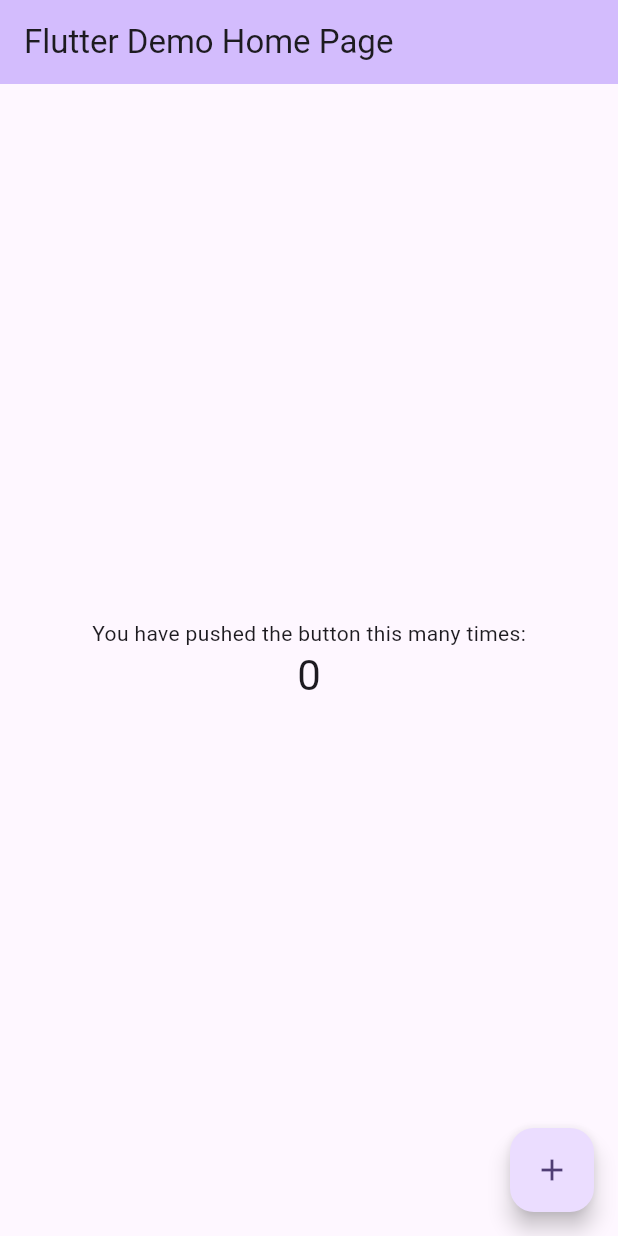
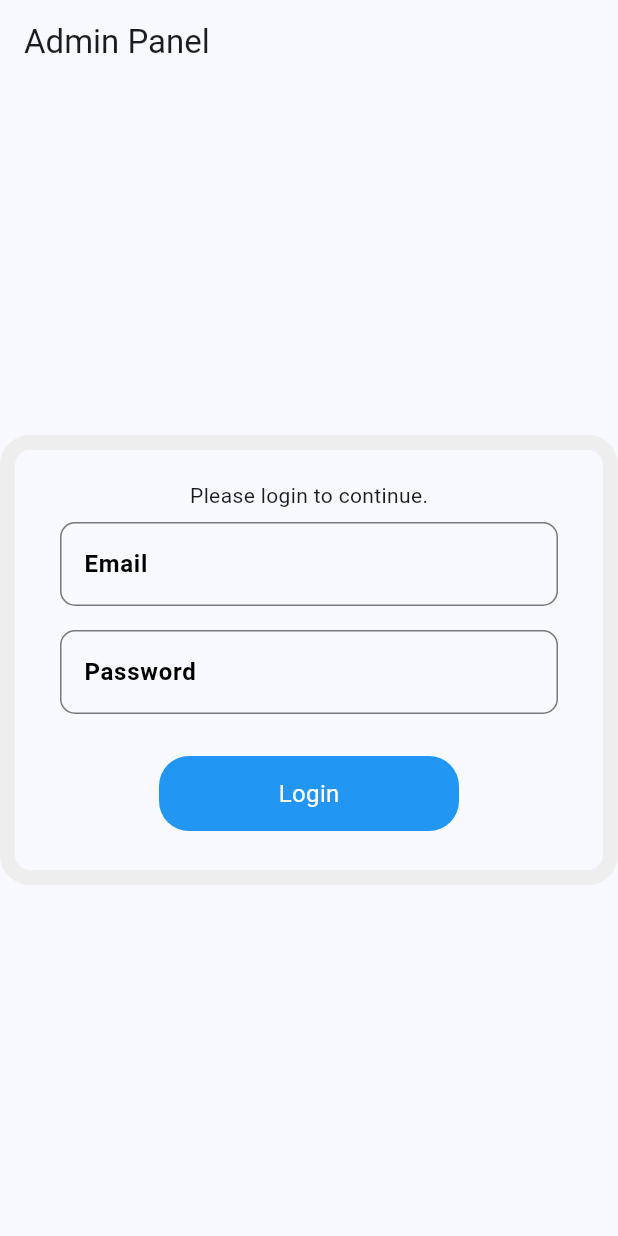
Before and after one commit to LukaszRabeSoftPL/more_moda_admin, a Flutter app: the screen it shows after launch, on a phone screen of 412 x 824 dp. Run offline on Flutter 3.47's test engine with Material 3 defaults, Android fonts, the phone set to English and light mode, and no system bars; our stand-ins replace supabase_flutter; accounts and stored records are empty.

Commit message:
nexdt commit

```diff
--- a/lib/main.dart
+++ b/lib/main.dart
@@ -1,8 +1,25 @@
+import 'package:architect_schwarz_admin/pages/article_page.dart';
+import 'package:architect_schwarz_admin/pages/categories_page.dart';
+import 'package:architect_schwarz_admin/pages/companies_page.dart';
+import 'package:architect_schwarz_admin/pages/home_page.dart';
+import 'package:architect_schwarz_admin/pages/login_page.dart';
+import 'package:architect_schwarz_admin/pages/splash_page.dart';
 import 'package:flutter/material.dart';
+import 'package:supabase_flutter/supabase_flutter.dart';
 
-void main() {
+void main() async {
+  WidgetsFlutterBinding.ensureInitialized();
+
+  await Supabase.initialize(
+    url: 'https://ladfkgbzsfmzverxacdn.supabase.co',
+    anonKey:
+        'eyJhbGciOiJIUzI1NiIsInR5cCI6IkpXVCJ9.eyJpc3MiOiJzdXBhYmFzZSIsInJlZiI6ImxhZGZrZ2J6c2ZtenZlcnhhY2RuIiwicm9sZSI6ImFub24iLCJpYXQiOjE3MTA3ODM3NDMsImV4cCI6MjAyNjM1OTc0M30.j3f6_FfgmDOnKvVR8UMOOnY0pqNHNNzMMwT2FKMGxGE',
+    debug: true,
+  );
   runApp(const MyApp());
 }
+
+final supabase = Supabase.instance.client;
 
 class MyApp extends StatelessWidget {
   const MyApp({super.key});
@@ -11,115 +28,19 @@
   @override
   Widget build(BuildContext context) {
     return MaterialApp(
-      title: 'Flutter Demo',
-      theme: ThemeData(
-        // This is the theme of your application.
-        //
-        // TRY THIS: Try running your application with "flutter run". You'll see
-        // the application has a purple toolbar. Then, without quitting the app,
-        // try changing the seedColor in the colorScheme below to Colors.green
-        // and then invoke "hot reload" (save your changes or press the "hot
-        // reload" button in a Flutter-supported IDE, or press "r" if you used
-        // the command line to start the app).
-        //
-        // Notice that the counter didn't reset back to zero; the application
-        // state is not lost during the reload. To reset the state, use hot
-        // restart instead.
-        //
-        // This works for code too, not just values: Most code changes can be
-        // tested with just a hot reload.
-        colorScheme: ColorScheme.fromSeed(seedColor: Colors.deepPurple),
-        useMaterial3: true,
-      ),
-      home: const MyHomePage(title: 'Flutter Demo Home Page'),
-    );
+        title: 'Architect Schwarz admin panel',
+        theme: ThemeData(
+          colorScheme: ColorScheme.fromSeed(seedColor: Colors.blue),
+          useMaterial3: true,
+        ),
+        initialRoute: '/',
+        routes: {
+          '/': (context) => SplashPage(),
+          '/loginPage': (context) => const LoginPage(),
+          '/homePage': (context) => const HomePage(),
+          '/categoriesPage': (context) => const CategoriesPage(),
+          '/companiesPage': (context) => const CompaniesPage(),
+          '/articlesPage': (context) => const ArticlesPage(),
+        });
   }
 }
-
-class MyHomePage extends StatefulWidget {
-  const MyHomePage({super.key, required this.title});
-
-  // This widget is the home page of your application. It is stateful, meaning
-  // that it has a State object (defined below) that contains fields that affect
-  // how it looks.
-
-  // This class is the configuration for the state. It holds the values (in this
-  // case the title) provided by the parent (in this case the App widget) and
-  // used by the build method of the State. Fields in a Widget subclass are
-  // always marked "final".
-
-  final String title;
-
-  @override
-  State<MyHomePage> createState() => _MyHomePageState();
-}
-
-class _MyHomePageState extends State<MyHomePage> {
-  int _counter = 0;
-
-  void _incrementCounter() {
-    setState(() {
-      // This call to setState tells the Flutter framework that something has
-      // changed in this State, which causes it to rerun the build method below
-      // so that the display can reflect the updated values. If we changed
-      // _counter without calling setState(), then the build method would not be
-      // called again, and so nothing would appear to happen.
-      _counter++;
-    });
-  }
-
-  @override
-  Widget build(BuildContext context) {
-    // This method is rerun every time setState is called, for instance as done
-    // by the _incrementCounter method above.
-    //
-    // The Flutter framework has been optimized to make rerunning build methods
-    // fast, so that you can just rebuild anything that needs updating rather
-    // than having to individually change instances of widgets.
-    return Scaffold(
-      appBar: AppBar(
-        // TRY THIS: Try changing the color here to a specific color (to
-        // Colors.amber, perhaps?) and trigger a hot reload to see the AppBar
-        // change color while the other colors stay the same.
-        backgroundColor: Theme.of(context).colorScheme.inversePrimary,
-        // Here we take the value from the MyHomePage object that was created by
-        // the App.build method, and use it to set our appbar title.
-        title: Text(widget.title),
-      ),
-      body: Center(
-        // Center is a layout widget. It takes a single child and positions it
-        // in the middle of the parent.
-        child: Column(
-          // Column is also a layout widget. It takes a list of children and
-          // arranges them vertically. By default, it sizes itself to fit its
-          // children horizontally, and tries to be as tall as its parent.
-          //
-          // Column has various properties to control how it sizes itself and
-          // how it positions its children. Here we use mainAxisAlignment to
-          // center the children vertically; the main axis here is the vertical
-          // axis because Columns are vertical (the cross axis would be
-          // horizontal).
-          //
-          // TRY THIS: Invoke "debug painting" (choose the "Toggle Debug Paint"
-          // action in the IDE, or press "p" in the console), to see the
-          // wireframe for each widget.
-          mainAxisAlignment: MainAxisAlignment.center,
-          children: <Widget>[
-            const Text(
-              'You have pushed the button this many times:',
-            ),
-            Text(
-              '$_counter',
-              style: Theme.of(context).textTheme.headlineMedium,
-            ),
-          ],
-        ),
-      ),
-      floatingActionButton: FloatingActionButton(
-        onPressed: _incrementCounter,
-        tooltip: 'Increment',
-        child: const Icon(Icons.add),
-      ), // This trailing comma makes auto-formatting nicer for build methods.
-    );
-  }
-}
--- /dev/null
+++ b/lib/pages/login_page.dart
@@ -0,0 +1,157 @@
+import 'package:architect_schwarz_admin/main.dart';
+import 'package:architect_schwarz_admin/widgets/main_button.dart';
+import 'package:flutter/material.dart';
+
+import 'package:supabase_flutter/supabase_flutter.dart';
+
+class LoginPage extends StatefulWidget {
+  const LoginPage({super.key});
+
+  @override
+  State<LoginPage> createState() => _LoginPageState();
+}
+
+class _LoginPageState extends State<LoginPage> {
+  final _eamilController = TextEditingController();
+  final _passwordController = TextEditingController();
+
+  @override
+  void initState() {
+    // TODO: implement initState
+    super.initState();
+  }
+
+  @override
+  void dispose() {
+    _eamilController.dispose();
+    _passwordController.dispose();
+    // TODO: implement dispose
+    super.dispose();
+  }
+
+  Future<void> _redirect() async {
+    await Future.delayed(const Duration(seconds: 2));
+    final session = supabase.auth.currentUser;
+    if (!mounted) return;
+    if (session != null) {
+      Navigator.of(context).pushReplacementNamed('/homePage');
+    } else {
+      Navigator.of(context).pushReplacementNamed('/loginPage');
+    }
+  }
+
+  @override
+  Widget build(BuildContext context) {
+    return Scaffold(
+      appBar: AppBar(
+        title: const Text('Admin Panel'),
+      ),
+      body: Center(
+        child: Column(
+          mainAxisAlignment: MainAxisAlignment.center,
+          children: <Widget>[
+            Container(
+              width: 500,
+              height: 300,
+              decoration: BoxDecoration(
+                borderRadius: BorderRadius.circular(20),
+                border: Border.all(
+                  color: Colors.grey.shade200,
+                  width: 10,
+                ),
+              ),
+              child: Column(
+                children: [
+                  SizedBox(height: 20),
+                  Text('Please login to continue.'),
+                  Padding(
+                    padding: const EdgeInsets.symmetric(
+                        horizontal: 30.0, vertical: 8.0),
+                    child: TextFormField(
+                      controller: _eamilController,
+                      decoration: const InputDecoration(
+                        border: OutlineInputBorder(
+                          borderRadius: BorderRadius.all(Radius.circular(10)),
+                        ),
+                        labelText: 'Email',
+                        labelStyle: TextStyle(
+                            color: Colors.black, fontWeight: FontWeight.bold),
+                      ),
+                    ),
+                  ),
+                  Padding(
+                    padding: const EdgeInsets.symmetric(
+                        horizontal: 30.0, vertical: 8.0),
+                    child: TextFormField(
+                      controller: _passwordController,
+                      decoration: const InputDecoration(
+                        border: OutlineInputBorder(
+                          borderRadius: BorderRadius.all(Radius.circular(10)),
+                        ),
+                        labelText: 'Password',
+                        labelStyle: TextStyle(
+                            color: Colors.black, fontWeight: FontWeight.bold),
+                      ),
+                    ),
+                  ),
+                  SizedBox(height: 20),
+                  MainButton(
+                      onPressed: () async {
+                        try {
+                          final email = _eamilController.text.trim();
+                          final password = _passwordController.text.trim();
+                          final response = await supabase.auth
+                              .signInWithPassword(
+                                  email: email, password: password);
+
+                          if (response.user != null) {
+                            // If the response includes a user object, login is successful
+                            ScaffoldMessenger.of(context).showSnackBar(
+                              const SnackBar(
+                                content: Text('Login Success'),
+                                backgroundColor: Colors.green,
+                              ),
+                            );
+
+                            // Redirect to product_info_page
+                            Navigator.of(context)
+                                .pushReplacementNamed('/homePage');
+                          } else {
+                            // If there's no user object, handle it as a failure
+                            // This assumes failure, but you might want to refine this based on actual response details or exceptions
+                            ScaffoldMessenger.of(context).showSnackBar(
+                              SnackBar(
+                                content:
+                                    Text('Login failed, please try again.'),
+                                backgroundColor: Colors.red,
+                              ),
+                            );
+                          }
+                        } on AuthException catch (error) {
+                          // Catching AuthException specifically if it's thrown
+                          ScaffoldMessenger.of(context).showSnackBar(
+                            SnackBar(
+                              content: Text(error.message),
+                              backgroundColor: Colors.red,
+                            ),
+                          );
+                        } catch (error) {
+                          // Catching any other exceptions that might occur
+                          ScaffoldMessenger.of(context).showSnackBar(
+                            SnackBar(
+                              content: Text('An error occurred: $error'),
+                              backgroundColor: Colors.red,
+                            ),
+                          );
+                        }
+                      },
+                      text: 'Login')
+                ],
+              ),
+            ),
+          ],
+        ),
+      ),
+    );
+  }
+}
--- /dev/null
+++ b/lib/widgets/main_button.dart
@@ -0,0 +1,38 @@
+import 'package:flutter/material.dart';
+
+Widget MainButton({
+  required String text,
+  required VoidCallback onPressed,
+  Color? color = Colors.blue,
+  Color? textColor = Colors.white,
+  double? width = 200,
+  double? height = 50,
+  double? fontSize = 16,
+  double? borderRadius = 20,
+}) {
+  return SizedBox(
+      width: width,
+      height: height,
+      child: GestureDetector(
+        onTap: onPressed,
+        child: Container(
+          width: double.maxFinite,
+          height: double.maxFinite,
+          decoration: BoxDecoration(
+            color: color,
+            borderRadius: borderRadius != null
+                ? BorderRadius.circular(borderRadius)
+                : null,
+          ),
+          child: Center(
+            child: Text(
+              text,
+              style: TextStyle(
+                color: textColor,
+                fontSize: fontSize,
+              ),
+            ),
+          ),
+        ),
+      ));
+}
--- a/pubspec.yaml
+++ b/pubspec.yaml
@@ -35,6 +35,8 @@ dependencies:
   # The following adds the Cupertino Icons font to your application.
   # Use with the CupertinoIcons class for iOS style icons.
   cupertino_icons: ^1.0.2
+  supabase_flutter: ^2.5.3
+
 
 dev_dependencies:
   flutter_test:
```
Also changed, not shown: lib/pages/article_page.dart (added, +13 -0 lines), lib/pages/categories_page.dart (added, +101 -0 lines), lib/pages/companies_page.dart (added, +13 -0 lines), lib/pages/home_page.dart (added, +77 -0 lines), lib/pages/splash_page.dart (added, +47 -0 lines), lib/widgets/tiles_menu.dart (added, +30 -0 lines), pubspec.lock, 14 other files.
